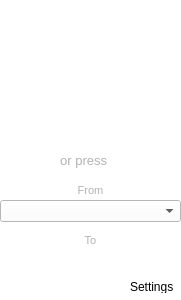
VisualTranslator/VisualTranslator, file src/trayform.ui: the form before one commit.
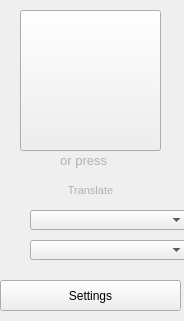
The form after the commit. Icons and pictures are not drawn. Custom widgets are drawn as their Qt base class.

Commit message: Move all logic from Tray to a new TrayForm class

The edit to the form file:
```diff
--- a/src/trayform.ui
+++ b/src/trayform.ui
@@ -6,15 +6,15 @@
    <rect>
     <x>0</x>
     <y>0</y>
-    <width>181</width>
-    <height>300</height>
+    <width>184</width>
+    <height>321</height>
    </rect>
   </property>
   <property name="windowTitle">
    <string>Form</string>
   </property>
   <property name="styleSheet">
-   <string notr="true">background: white;</string>
+   <string notr="true"/>
   </property>
   <widget class="QPushButton" name="pushButton">
    <property name="geometry">
@@ -32,21 +32,7 @@
     </size>
    </property>
    <property name="styleSheet">
-    <string notr="true">#pushButton
-{
-background-image: url(:/resources/start_button.png);
-background-repeat: none;
-background-color: none;
-border: none;
-}
-
-#pushButton:hover {
-background-image: url(:/resources/start_button_hover.png);
-}
-
-#pushButton:pressed {
-background-image: url(:/resources/start_button_pressed.png);
-}</string>
+    <string notr="true"/>
    </property>
    <property name="text">
     <string/>
@@ -100,43 +86,19 @@
     <string notr="true">color: #B2B2B2;</string>
    </property>
    <property name="text">
-    <string>From</string>
+    <string>Translate</string>
    </property>
    <property name="alignment">
     <set>Qt::AlignCenter</set>
    </property>
   </widget>
-  <widget class="QLabel" name="label_3">
+  <widget class="QPushButton" name="SettingsButton">
    <property name="geometry">
     <rect>
      <x>0</x>
-     <y>230</y>
-     <width>181</width>
-     <height>20</height>
-    </rect>
-   </property>
-   <property name="font">
-    <font>
-     <pointsize>8</pointsize>
-    </font>
-   </property>
-   <property name="styleSheet">
-    <string notr="true">color: #B2B2B2;</string>
-   </property>
-   <property name="text">
-    <string>To</string>
-   </property>
-   <property name="alignment">
-    <set>Qt::AlignCenter</set>
-   </property>
-  </widget>
-  <widget class="QLabel" name="label_4">
-   <property name="geometry">
-    <rect>
-     <x>130</x>
      <y>280</y>
-     <width>47</width>
-     <height>13</height>
+     <width>181</width>
+     <height>31</height>
     </rect>
    </property>
    <property name="text">
@@ -146,14 +108,31 @@
   <widget class="QComboBox" name="translateFrom">
    <property name="geometry">
     <rect>
-     <x>0</x>
-     <y>200</y>
-     <width>181</width>
-     <height>22</height>
+     <x>30</x>
+     <y>210</y>
+     <width>158</width>
+     <height>20</height>
+    </rect>
+   </property>
+  </widget>
+  <widget class="LanguageQComboBox" name="translateTo">
+   <property name="geometry">
+    <rect>
+     <x>30</x>
+     <y>240</y>
+     <width>158</width>
+     <height>20</height>
     </rect>
    </property>
   </widget>
  </widget>
+ <customwidgets>
+  <customwidget>
+   <class>LanguageQComboBox</class>
+   <extends>QComboBox</extends>
+   <header>languageqcombobox.h</header>
+  </customwidget>
+ </customwidgets>
  <resources/>
  <connections/>
 </ui>
```
Left out of the diff: 6 changed lines with no effect on the pictures. The commit also changes 8 other files.
